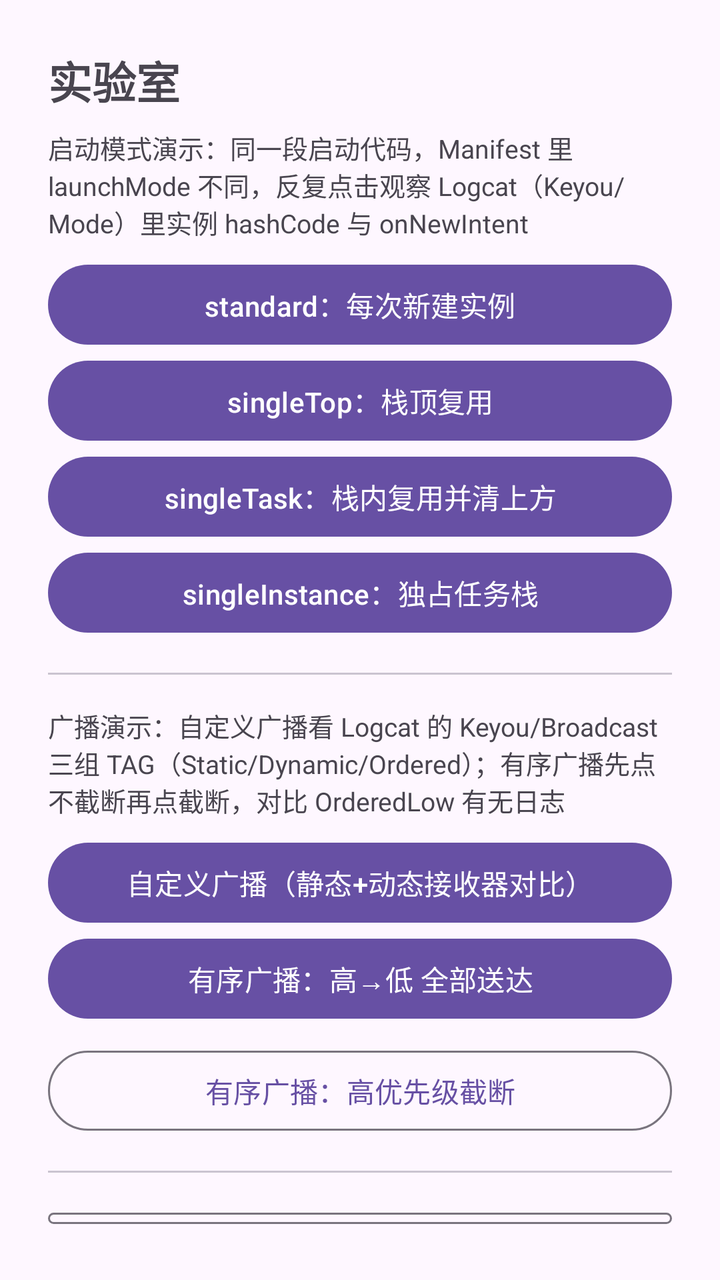
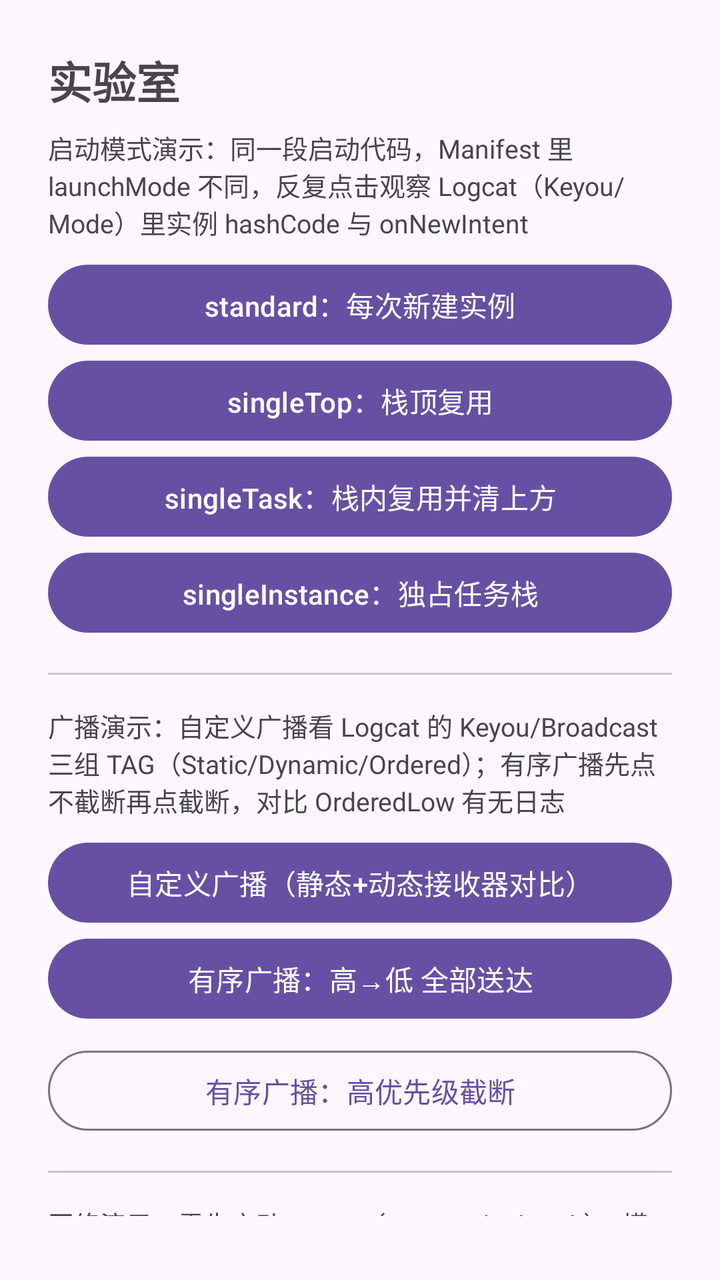

Screens rendered from an Android XML layout before and after an edit, with the pre-edit source and the edit as a unified diff.
<!-- AndroidManifest.xml: application theme Theme.Keyou -->
<!-- res/layout/activity_lab.xml -->
<?xml version="1.0" encoding="utf-8"?>
<LinearLayout xmlns:android="http://schemas.android.com/apk/res/android"
    android:layout_width="match_parent"
    android:layout_height="match_parent"
    android:orientation="vertical"
    android:padding="24dp">

    <TextView
        android:layout_width="wrap_content"
        android:layout_height="wrap_content"
        android:text="@string/lab_title"
        android:textSize="22sp"
        android:textStyle="bold"
        android:layout_marginBottom="8dp" />

    <TextView
        android:layout_width="wrap_content"
        android:layout_height="wrap_content"
        android:text="@string/lab_launch_mode_hint"
        android:textSize="13sp"
        android:layout_marginBottom="8dp" />

    <Button
        android:id="@+id/btn_mode_standard"
        android:layout_width="match_parent"
        android:layout_height="wrap_content"
        android:text="@string/mode_standard" />

    <Button
        android:id="@+id/btn_mode_single_top"
        android:layout_width="match_parent"
        android:layout_height="wrap_content"
        android:text="@string/mode_single_top" />

    <Button
        android:id="@+id/btn_mode_single_task"
        android:layout_width="match_parent"
        android:layout_height="wrap_content"
        android:text="@string/mode_single_task" />

    <Button
        android:id="@+id/btn_mode_single_instance"
        android:layout_width="match_parent"
        android:layout_height="wrap_content"
        android:text="@string/mode_single_instance" />

    <View
        android:layout_width="match_parent"
        android:layout_height="1dp"
        android:layout_marginVertical="16dp"
        android:background="?attr/colorOutlineVariant" />

    <TextView
        android:layout_width="wrap_content"
        android:layout_height="wrap_content"
        android:text="@string/lab_broadcast_hint"
        android:textSize="13sp"
        android:layout_marginBottom="8dp" />

    <Button
        android:id="@+id/btn_send_custom"
        android:layout_width="match_parent"
        android:layout_height="wrap_content"
        android:text="@string/broadcast_custom" />

    <Button
        android:id="@+id/btn_send_ordered"
        android:layout_width="match_parent"
        android:layout_height="wrap_content"
        android:text="@string/broadcast_ordered" />

    <Button
        android:id="@+id/btn_send_abort"
        style="@style/Widget.Material3.Button.OutlinedButton"
        android:layout_width="match_parent"
        android:layout_height="wrap_content"
        android:text="@string/broadcast_abort"
        android:layout_marginTop="8dp" />

    <View
        android:layout_width="match_parent"
        android:layout_height="1dp"
        android:layout_marginVertical="16dp"
        android:background="?attr/colorOutlineVariant" />

    <Button
        android:id="@+id/btn_implicit_intent"
        style="@style/Widget.Material3.Button.OutlinedButton"
        android:layout_width="match_parent"
        android:layout_height="wrap_content"
        android:text="@string/lab_implicit_intent" />

</LinearLayout>
<!-- resources referenced by this layout -->
<resources>
  <string name="broadcast_abort">有序广播：高优先级截断</string>
  <string name="broadcast_custom">自定义广播（静态+动态接收器对比）</string>
  <string name="broadcast_ordered">有序广播：高→低 全部送达</string>
  <string name="lab_broadcast_hint">广播演示：自定义广播看 Logcat 的 Keyou/Broadcast 三组 TAG（Static/Dynamic/Ordered）；有序广播先点不截断再点截断，对比 OrderedLow 有无日志</string>
  <string name="lab_implicit_intent">隐式 Intent：打开系统浏览器</string>
  <string name="lab_launch_mode_hint">启动模式演示：同一段启动代码，Manifest 里 launchMode 不同，反复点击观察 Logcat（Keyou/Mode）里实例 hashCode 与 onNewIntent</string>
  <string name="lab_title">实验室</string>
  <string name="mode_single_instance">singleInstance：独占任务栈</string>
  <string name="mode_single_task">singleTask：栈内复用并清上方</string>
  <string name="mode_single_top">singleTop：栈顶复用</string>
  <string name="mode_standard">standard：每次新建实例</string>
  <style name="Theme.Keyou" parent="Theme.Material3.DayNight.NoActionBar" />
</resources>

<!-- the commit's change to res/layout/activity_lab.xml (unified diff, before → after) -->
@@ -83,6 +83,31 @@
         android:layout_marginVertical="16dp"
         android:background="?attr/colorOutlineVariant" />
 
+    <TextView
+        android:layout_width="wrap_content"
+        android:layout_height="wrap_content"
+        android:text="@string/lab_network_hint"
+        android:textSize="13sp"
+        android:layout_marginBottom="8dp" />
+
+    <Button
+        android:id="@+id/btn_json_compare"
+        android:layout_width="match_parent"
+        android:layout_height="wrap_content"
+        android:text="@string/json_compare_title" />
+
+    <Button
+        android:id="@+id/btn_rss_parse"
+        android:layout_width="match_parent"
+        android:layout_height="wrap_content"
+        android:text="@string/rss_title" />
+
+    <View
+        android:layout_width="match_parent"
+        android:layout_height="1dp"
+        android:layout_marginVertical="16dp"
+        android:background="?attr/colorOutlineVariant" />
+
     <Button
         android:id="@+id/btn_implicit_intent"
         style="@style/Widget.Material3.Button.OutlinedButton"
<!-- resource entries referenced after the edit -->
@@ -3,14 +3,17 @@
   <string name="broadcast_abort">有序广播：高优先级截断</string>
   <string name="broadcast_custom">自定义广播（静态+动态接收器对比）</string>
   <string name="broadcast_ordered">有序广播：高→低 全部送达</string>
+  <string name="json_compare_title">JSON 双解析对比</string>
   <string name="lab_broadcast_hint">广播演示：自定义广播看 Logcat 的 Keyou/Broadcast 三组 TAG（Static/Dynamic/Ordered）；有序广播先点不截断再点截断，对比 OrderedLow 有无日志</string>
   <string name="lab_implicit_intent">隐式 Intent：打开系统浏览器</string>
   <string name="lab_launch_mode_hint">启动模式演示：同一段启动代码，Manifest 里 launchMode 不同，反复点击观察 Logcat（Keyou/Mode）里实例 hashCode 与 onNewIntent</string>
+  <string name="lab_network_hint">网络演示：需先启动 server（scripts/deploy.sh），模拟器经 10.0.2.2:8081 访问本机</string>
   <string name="lab_title">实验室</string>
   <string name="mode_single_instance">singleInstance：独占任务栈</string>
   <string name="mode_single_task">singleTask：栈内复用并清上方</string>
   <string name="mode_single_top">singleTop：栈顶复用</string>
   <string name="mode_standard">standard：每次新建实例</string>
+  <string name="rss_title">RSS 解析（XmlPullParser）</string>
   <style name="Theme.Keyou" parent="Theme.Material3.DayNight.NoActionBar" />
 </resources>
 
